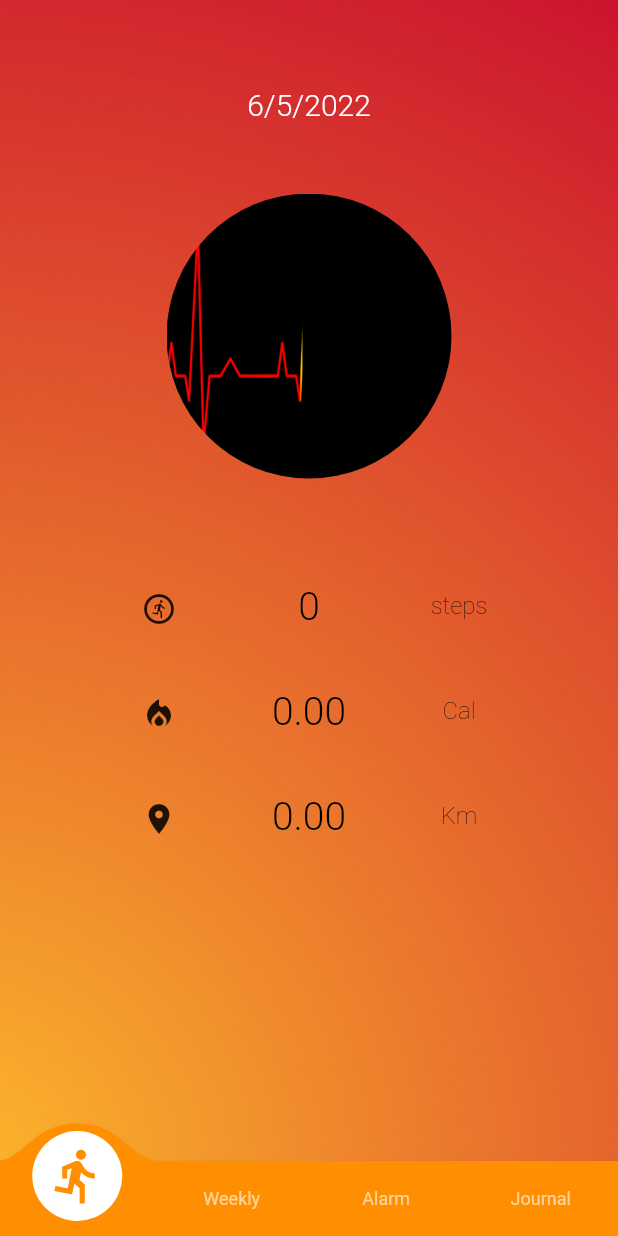
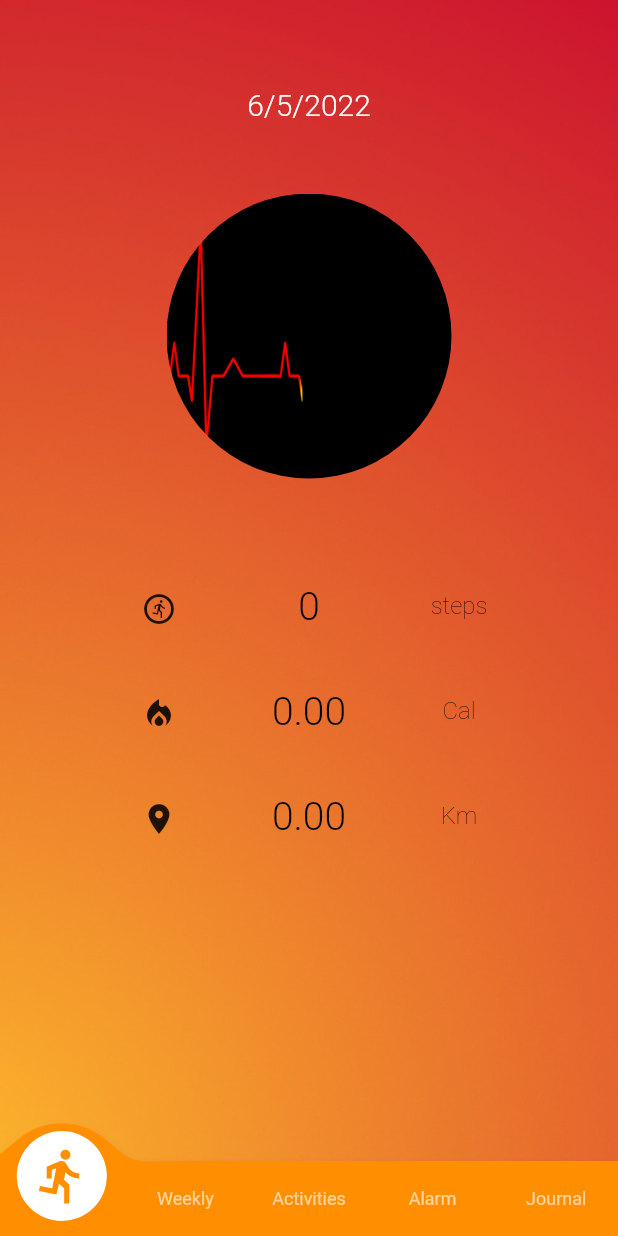
Before and after one commit to tomascandeias/Fuelness, a Flutter app: the MyStatefulWidget screen opened directly, on a phone screen of 412 x 824 dp. Run offline on Flutter 3.47's test engine with Material 2 defaults, Android fonts, the phone set to English and light mode, and no system bars; drawn by our look-alikes of convex_bottom_bar; our stand-ins replace charts_flutter, flutter_local_notifications, flutter_native_timezone, hive, hive_flutter, pedometer and 3 more; accounts and stored records are empty.

Commit message:
final demo

```diff
--- a/fuelness/lib/main.dart
+++ b/fuelness/lib/main.dart
@@ -5,6 +5,7 @@ import 'package:convex_bottom_bar/convex_bottom_bar.dart';
 import 'package:flutter/material.dart';
 import 'package:hive_flutter/hive_flutter.dart';
 import 'package:homework/models/steps.dart';
+import 'package:homework/screens/activities/activities.dart';
 import 'package:homework/screens/alarm/alarm_quotes_screen.dart';
 import 'package:homework/screens/private_journal/private_journal.dart';
 import 'package:homework/screens/steps/daily_steps_screen.dart';
@@ -65,6 +66,7 @@ class _MyStatefulWidgetState extends State<MyStatefulWidget> {
   final _pageOptions = [
     DailySteps(),
     WeeklySteps(),
+    Activities(),
     AlarmWithDailyQuotes(),
     PrivateJournal(),
   ];
@@ -80,6 +82,7 @@ class _MyStatefulWidgetState extends State<MyStatefulWidget> {
         items: const [
           TabItem(icon: Icons.directions_run, title: 'Daily'),
           TabItem(icon: Icons.auto_graph, title: 'Weekly'),
+          TabItem(icon: Icons.fitness_center, title: 'Activities'),
           TabItem(icon: Icons.alarm, title: 'Alarm'),
           TabItem(icon: Icons.book, title: 'Journal'),
         ],
--- a/fuelness/pubspec.yaml
+++ b/fuelness/pubspec.yaml
@@ -34,7 +34,7 @@ dependencies:
   hive: ^2.1.0
   hive_flutter: ^1.1.0
   path: ^1.8.0
-  path_provider: any
+  path_provider:
   http:
   flutter_local_notifications:
   rxdart:
```
Also changed, not shown: 4 other files.
